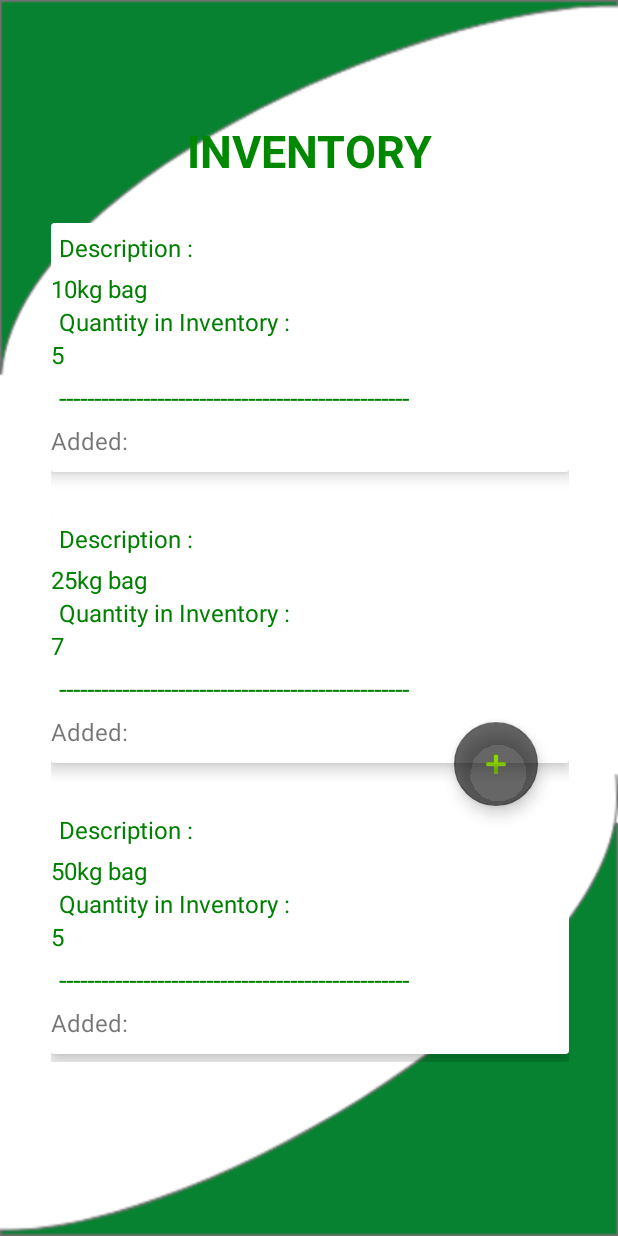
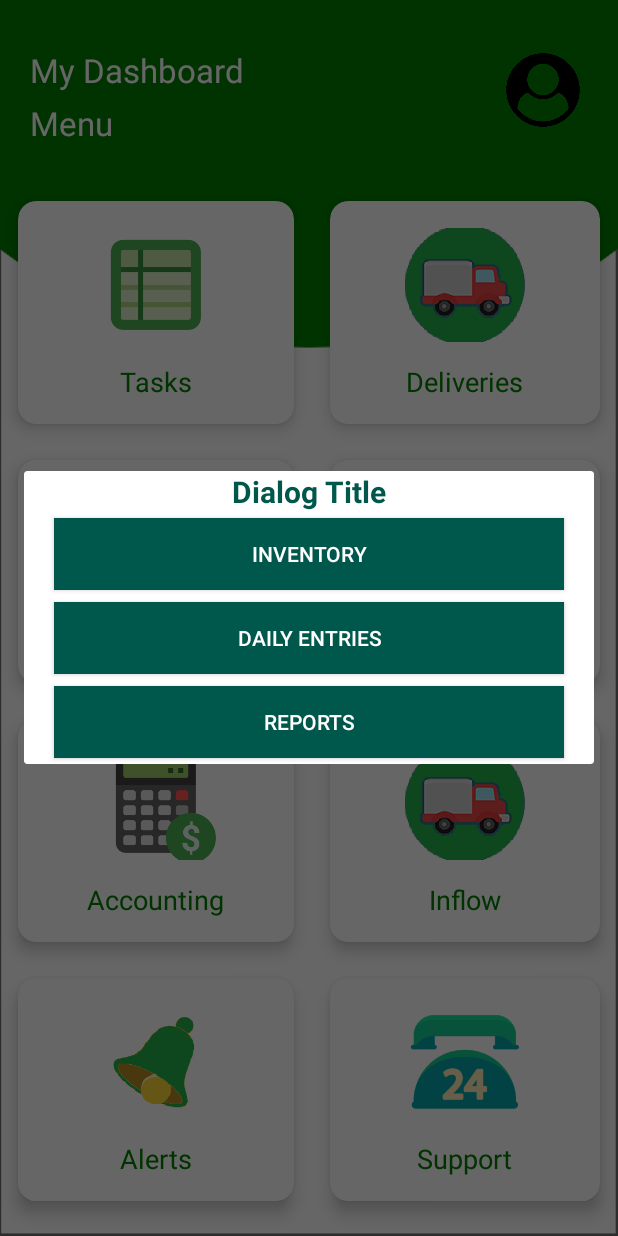
Before and after one commit to Codeguru65/Layers_App, an Android app: the MainActivity screen opened directly, with no data from a screen before it, after a tap on "Production", on a phone screen of 412 x 824 dp. Run offline under Robolectric (Android 15) with nearby library versions, the phone set to English and light mode, and no system bars.

Commit message:
added dialog menues in production

```diff
--- a/app/src/main/java/com/example/Database/AppDb.kt
+++ b/app/src/main/java/com/example/Database/AppDb.kt
@@ -2,11 +2,13 @@ package com.example.Database
 
 import androidx.room.Database
 import androidx.room.RoomDatabase
+import com.example.production.Inventory
 
 
-@Database(entities = [(DFU_Entity::class), (Egg_Entity::class)],version = 1 )
+@Database(entities = [(DFU_Entity::class), (Egg_Entity::class), (Inventory_Entity::class)],version = 1 )
 abstract class AppDb : RoomDatabase()
 {
     abstract  fun feedTaskDAO (): feedDAO
     abstract fun eggTaskDAO (): eggDAO
+    abstract  fun inventoryDAO():inventoryDAO
 }
--- a/app/src/main/java/com/example/Database/feedDAO.kt
+++ b/app/src/main/java/com/example/Database/feedDAO.kt
@@ -3,6 +3,7 @@ package com.example.Database
 import androidx.room.Dao
 import androidx.room.Insert
 import androidx.room.Query
+import kotlinx.coroutines.selects.select
 
 
 @Dao
@@ -13,4 +14,8 @@ interface feedDAO {
 
     @Query("select * from DFU_Entity")
     fun viewFeed() : List<DFU_Entity>
+
+
+
+
 }
--- a/app/src/main/java/com/example/layers/MainActivity.kt
+++ b/app/src/main/java/com/example/layers/MainActivity.kt
@@ -5,10 +5,10 @@ import android.content.Intent
 import androidx.appcompat.app.AppCompatActivity
 import android.os.Bundle
 import com.example.deliveries.Deliveries
-import com.example.production.Inventory
 import kotlinx.android.synthetic.main.activity_main.*
 import android.view.Window
 import android.widget.Button
+import kotlinx.android.synthetic.main.inventory_options.*
 
 
 class MainActivity : AppCompatActivity() {
@@ -31,7 +31,8 @@ class MainActivity : AppCompatActivity() {
 
         }
         btn_production.setOnClickListener {
-            startActivity(Intent(this, Inventory::class.java))
+           // startActivity(Intent(this, Inventory::class.java))
+            showProductionDialog()
 
         }
     }
@@ -65,6 +66,66 @@ class MainActivity : AppCompatActivity() {
         }
         btn_water.setOnClickListener {
             startActivity(Intent(this,Water::class.java))
+        }
+
+        dialog.show()
+    }
+
+
+    private fun showProductionDialog(){
+        // create an alert builder
+        val dialog = Dialog(this@MainActivity)
+        dialog.requestWindowFeature(Window.FEATURE_NO_TITLE)
+        dialog.setCancelable(true)
+        dialog.setContentView(R.layout.production_dialogue)
+
+        //button handlers here
+        var btnInventory : Button = dialog.findViewById(R.id.btn_inventory)
+        var btnReports   : Button = dialog.findViewById(R.id.btn_daily_entries)
+        var btnDailyEntries : Button = dialog.findViewById(R.id.btn_reports)
+
+
+
+
+        btnInventory.setOnClickListener {
+            showInventoryOptions()
+            dialog.dismiss()
+        }
+
+        btnDailyEntries.setOnClickListener {
+            showInventoryOptions()
+            dialog.dismiss()
+        }
+
+        btnReports.setOnClickListener {
+            showInventoryOptions()
+            dialog.dismiss()
+        }
+        dialog.show()
+
+    }
+
+    private fun showInventoryOptions() {
+        val dialog = Dialog(this@MainActivity)
+        dialog.requestWindowFeature(Window.FEATURE_NO_TITLE)
+        dialog.setCancelable(true)
+        dialog.setContentView(R.layout.inventory_options)
+
+
+        var btnViewInventorry : Button = dialog.findViewById(R.id.btn_view_inventory)
+        var btnEditInventory : Button = dialog.findViewById(R.id.btn_edit_inventory)
+        var btnAddItem : Button = dialog.findViewById(R.id.btn_add_item)
+
+       btnEditInventory.setOnClickListener {
+
+       }
+
+        btnViewInventorry.setOnClickListener {
+
+        }
+
+        btnAddItem.setOnClickListener {
+            startActivity(Intent(this,edit_feed_inventory::class.java))
         }
 
         dialog.show()
--- /dev/null
+++ b/app/src/main/res/layout/production_dialogue.xml
@@ -0,0 +1,79 @@
+<?xml version="1.0" encoding="utf-8"?>
+<RelativeLayout xmlns:android="http://schemas.android.com/apk/res/android"
+    xmlns:app="http://schemas.android.com/apk/res-auto"
+    xmlns:tools="http://schemas.android.com/tools"
+    android:layout_width="match_parent"
+    android:layout_height="match_parent">
+
+    <TextView
+        android:id="@+id/tv_title"
+        android:layout_width="match_parent"
+        android:layout_height="wrap_content"
+        android:layout_alignParentStart="true"
+        android:layout_alignParentLeft="true"
+        android:gravity="center"
+        android:text="Dialog Title"
+        android:textColor="@color/colorPrimaryDark"
+        android:textSize="20sp"
+        android:textStyle="bold" />
+
+
+    <ScrollView
+        android:id="@+id/scroll_view"
+        android:layout_width="match_parent"
+        android:layout_height="wrap_content"
+        android:layout_below="@id/tv_title">
+
+        <LinearLayout
+            android:id="@+id/opt"
+            android:layout_width="match_parent"
+            android:layout_height="wrap_content"
+            android:orientation="vertical">
+
+            <Button
+                android:id="@+id/btn_inventory"
+                android:layout_width="match_parent"
+                android:layout_height="wrap_content"
+                android:layout_gravity="center"
+                android:layout_marginLeft="20dp"
+                android:layout_marginTop="4dp"
+                android:layout_marginRight="20dp"
+                android:layout_marginBottom="4dp"
+                android:background="@color/colorPrimaryDark"
+                android:gravity="center"
+                android:text="Inventory"
+                android:textColor="#FFFFFF" />
+
+            <Button
+                android:id="@+id/btn_daily_entries"
+                android:layout_width="match_parent"
+                android:layout_height="wrap_content"
+                android:layout_gravity="center"
+                android:layout_marginLeft="20dp"
+                android:layout_marginTop="4dp"
+                android:layout_marginRight="20dp"
+                android:layout_marginBottom="4dp"
+                android:background="@color/colorPrimaryDark"
+                android:gravity="center"
+                android:text="daily entries"
+                android:textColor="#FFFFFF"/>
+
+
+            <Button
+                android:id="@+id/btn_reports"
+                android:layout_width="match_parent"
+                android:layout_height="wrap_content"
+                android:layout_gravity="center"
+                android:layout_marginLeft="20dp"
+                android:layout_marginTop="4dp"
+                android:layout_marginRight="20dp"
+                android:layout_marginBottom="4dp"
+                android:background="@color/colorPrimaryDark"
+                android:gravity="center"
+                android:text="reports"
+                android:textColor="#FFFFFF" />
+        </LinearLayout>
+
+    </ScrollView>
+
+</RelativeLayout>
```
Also changed, not shown: app/src/main/AndroidManifest.xml (+15 -9 lines), app/src/main/java/com/example/Database/DFU_Entity.kt (+18 -6 lines), app/src/main/java/com/example/Database/Inventory_Entity.kt (added, +20 -0 lines), app/src/main/java/com/example/Database/inventoryDAO.kt (added, +26 -0 lines), app/src/main/java/com/example/layers/DailyDiaryActivity.kt (+57 -18 lines), app/src/main/java/com/example/layers/edit_feed_inventory.kt (added, +101 -0 lines), app/src/main/res/layout/activity_edit_feed_inventory.xml (added, +221 -0 lines), app/src/main/res/layout/inventory_options.xml (added, +79 -0 lines), 1630 other files.
